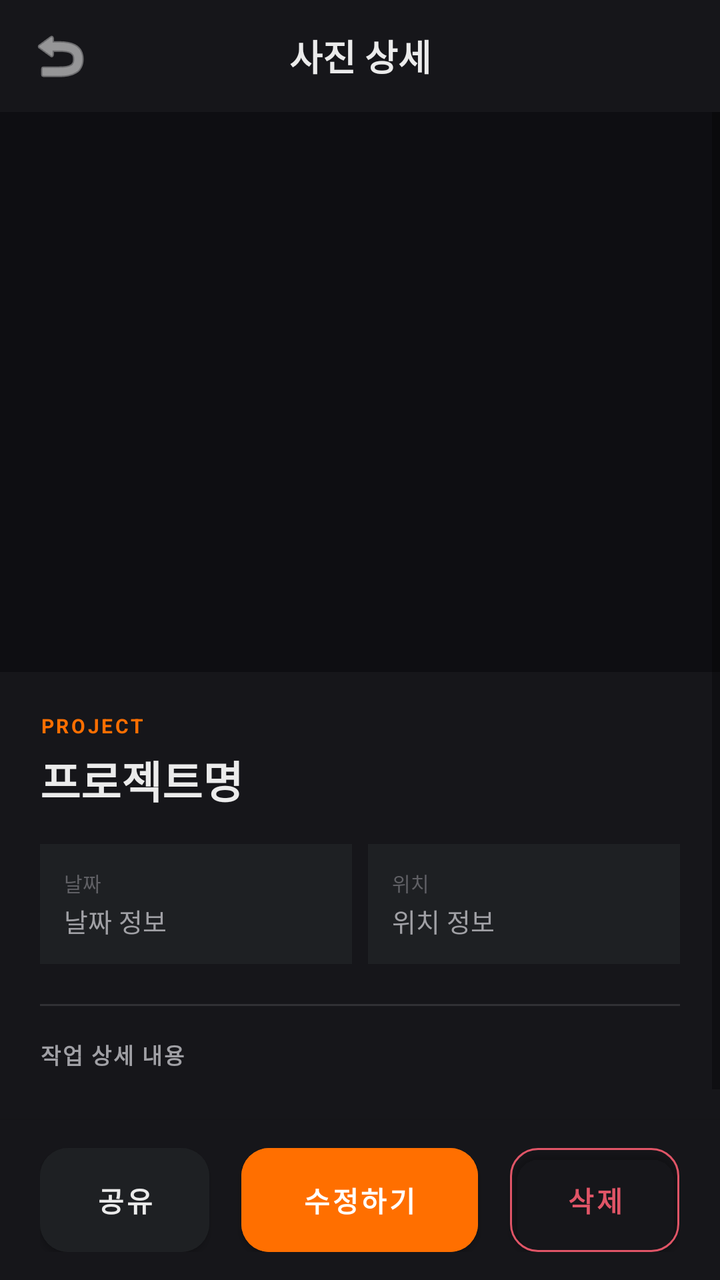
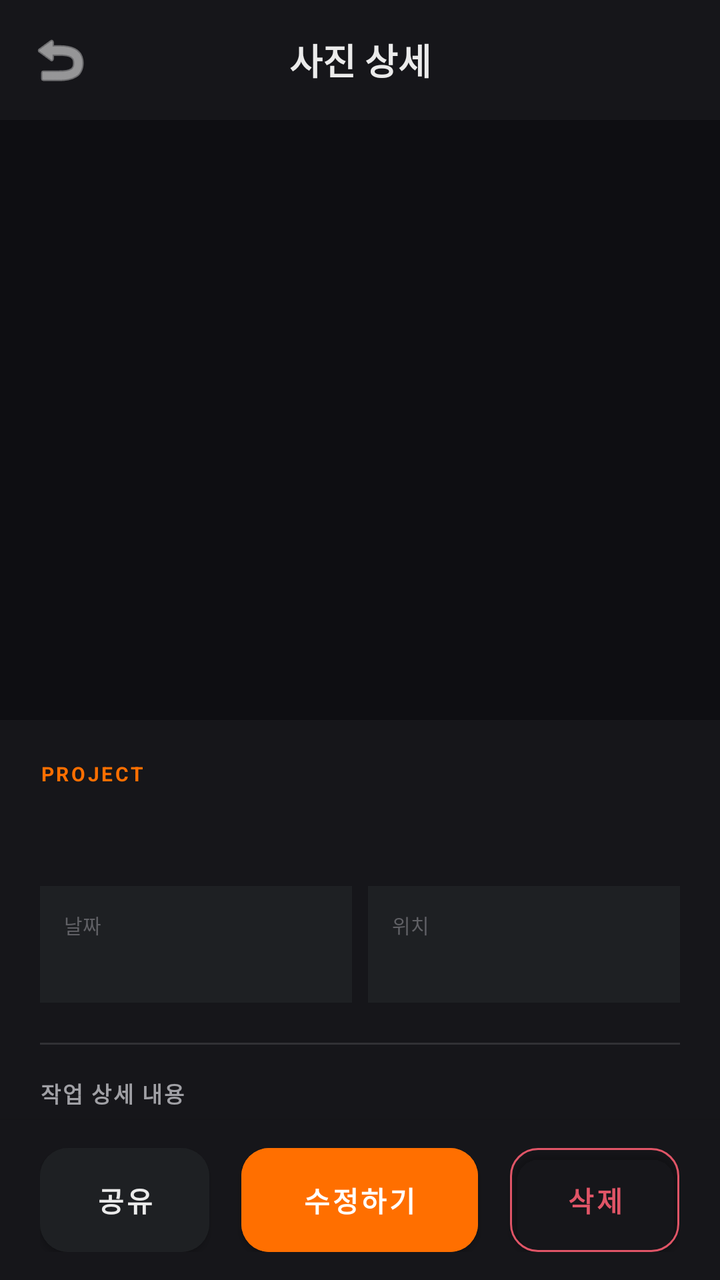

The first picture is an Android layout as it rendered before a commit; the second is the same layout after the commit. The layout source and the unified diff follow.
<!-- AndroidManifest.xml: application theme Theme.Siteboard -->
<!-- res/layout/activity_detail.xml -->
<?xml version="1.0" encoding="utf-8"?>
<androidx.constraintlayout.widget.ConstraintLayout
    xmlns:android="http://schemas.android.com/apk/res/android"
    xmlns:app="http://schemas.android.com/apk/res-auto"
    android:layout_width="match_parent"
    android:layout_height="match_parent"
    android:background="#16161A">

    
    <LinearLayout
        android:id="@+id/layoutHeader"
        android:layout_width="match_parent"
        android:layout_height="56dp"
        android:orientation="horizontal"
        android:gravity="center_vertical"
        android:paddingHorizontal="8dp"
        android:background="#16161A"
        app:layout_constraintTop_toTopOf="parent">

        <ImageButton
            android:id="@+id/btnBack"
            android:layout_width="44dp"
            android:layout_height="44dp"
            android:src="@android:drawable/ic_menu_revert"
            android:background="?attr/selectableItemBackgroundBorderless"
            app:tint="#EBEBEB" />

        <TextView
            android:layout_width="0dp"
            android:layout_height="wrap_content"
            android:layout_weight="1"
            android:text="사진 상세"
            android:textColor="#EBEBEB"
            android:textSize="18sp"
            android:textStyle="bold"
            android:gravity="center" />

        <View android:layout_width="44dp" android:layout_height="44dp" />
    </LinearLayout>

    
    <ScrollView
        android:layout_width="match_parent"
        android:layout_height="0dp"
        android:fillViewport="true"
        app:layout_constraintTop_toBottomOf="@id/layoutHeader"
        app:layout_constraintBottom_toTopOf="@id/layoutBottom">

        <LinearLayout
            android:layout_width="match_parent"
            android:layout_height="wrap_content"
            android:orientation="vertical">

            
            <ImageView
                android:id="@+id/ivDetailImage"
                android:layout_width="match_parent"
                android:layout_height="280dp"
                android:scaleType="centerCrop"
                android:background="#0E0E12" />

            
            <LinearLayout
                android:layout_width="match_parent"
                android:layout_height="wrap_content"
                android:orientation="vertical"
                android:paddingHorizontal="20dp"
                android:paddingTop="20dp"
                android:paddingBottom="12dp">

                
                <TextView
                    android:layout_width="wrap_content"
                    android:layout_height="wrap_content"
                    android:text="PROJECT"
                    android:textSize="10sp"
                    android:textColor="#FF6F00"
                    android:textStyle="bold"
                    android:letterSpacing="0.12"
                    android:layout_marginBottom="4dp" />

                <TextView
                    android:id="@+id/tvDetailTitle"
                    android:layout_width="match_parent"
                    android:layout_height="wrap_content"
                    android:text="프로젝트명"
                    android:textColor="#EBEBEB"
                    android:textSize="22sp"
                    android:textStyle="bold"
                    android:layout_marginBottom="16dp" />

                
                <LinearLayout
                    android:layout_width="match_parent"
                    android:layout_height="wrap_content"
                    android:orientation="horizontal"
                    android:layout_marginBottom="20dp">

                    <LinearLayout
                        android:layout_width="0dp"
                        android:layout_height="wrap_content"
                        android:layout_weight="1"
                        android:orientation="vertical"
                        android:background="#1E2023"
                        android:padding="12dp"
                        android:layout_marginEnd="8dp">
                        <TextView
                            android:layout_width="wrap_content"
                            android:layout_height="wrap_content"
                            android:text="날짜"
                            android:textSize="10sp"
                            android:textColor="#606065" />
                        <TextView
                            android:id="@+id/tvDetailDate"
                            android:layout_width="wrap_content"
                            android:layout_height="wrap_content"
                            android:text="날짜 정보"
                            android:textColor="#A0A0A5"
                            android:textSize="13sp"
                            android:layout_marginTop="2dp" />
                    </LinearLayout>

                    <LinearLayout
                        android:layout_width="0dp"
                        android:layout_height="wrap_content"
                        android:layout_weight="1"
                        android:orientation="vertical"
                        android:background="#1E2023"
                        android:padding="12dp">
                        <TextView
                            android:layout_width="wrap_content"
                            android:layout_height="wrap_content"
                            android:text="위치"
                            android:textSize="10sp"
                            android:textColor="#606065" />
                        <TextView
                            android:id="@+id/tvDetailLocation"
                            android:layout_width="wrap_content"
                            android:layout_height="wrap_content"
                            android:text="위치 정보"
                            android:textColor="#A0A0A5"
                            android:textSize="13sp"
                            android:layout_marginTop="2dp" />
                    </LinearLayout>
                </LinearLayout>

                
                <View
                    android:layout_width="match_parent"
                    android:layout_height="1dp"
                    android:background="#1EFFFFFF"
                    android:layout_marginBottom="16dp" />

                
                <TextView
                    android:layout_width="wrap_content"
                    android:layout_height="wrap_content"
                    android:text="작업 상세 내용"
                    android:textColor="#A0A0A5"
                    android:textSize="11sp"
                    android:textStyle="bold"
                    android:letterSpacing="0.08"
                    android:layout_marginBottom="8dp" />

                <TextView
                    android:id="@+id/tvDetailDesc"
                    android:layout_width="match_parent"
                    android:layout_height="wrap_content"
                    android:textColor="#EBEBEB"
                    android:textSize="15sp"
                    android:lineSpacingExtra="6dp" />
            </LinearLayout>
        </LinearLayout>
    </ScrollView>

    
    <LinearLayout
        android:id="@+id/layoutBottom"
        android:layout_width="match_parent"
        android:layout_height="wrap_content"
        android:orientation="horizontal"
        android:paddingHorizontal="20dp"
        android:paddingVertical="14dp"
        android:background="#16161A"
        android:elevation="8dp"
        app:layout_constraintBottom_toBottomOf="parent">

        <Button
            android:id="@+id/btnShare"
            android:layout_width="0dp"
            android:layout_height="52dp"
            android:layout_weight="1"
            android:text="공유"
            android:textColor="#EBEBEB"
            android:textStyle="bold"
            android:backgroundTint="#1E2023"
            app:cornerRadius="14dp"
            android:layout_marginEnd="8dp"
            android:insetTop="0dp"
            android:insetBottom="0dp" />

        <Button
            android:id="@+id/btnEdit"
            android:layout_width="0dp"
            android:layout_height="52dp"
            android:layout_weight="1.4"
            android:text="수정하기"
            android:textColor="#FFFFFF"
            android:textStyle="bold"
            android:backgroundTint="#FF6F00"
            app:cornerRadius="14dp"
            android:layout_marginHorizontal="8dp"
            android:insetTop="0dp"
            android:insetBottom="0dp" />

        <Button
            android:id="@+id/btnDelete"
            android:layout_width="0dp"
            android:layout_height="52dp"
            android:layout_weight="1"
            android:text="삭제"
            android:textColor="#E05567"
            android:backgroundTint="@android:color/transparent"
            android:textStyle="bold"
            app:strokeColor="#E05567"
            app:strokeWidth="1dp"
            app:cornerRadius="14dp"
            android:layout_marginStart="8dp"
            android:insetTop="0dp"
            android:insetBottom="0dp" />
    </LinearLayout>

</androidx.constraintlayout.widget.ConstraintLayout>
<!-- resources referenced by this layout -->
<resources>
  <style name="Theme.Siteboard" parent="Theme.MaterialComponents.DayNight.NoActionBar">
  
          <item name="colorPrimary">#FF6F00</item>
          <item name="colorPrimaryVariant">#16161A</item>
          <item name="colorOnPrimary">#FFFFFF</item>
  
          <item name="colorSecondary">#FF6F00</item>
          <item name="colorSecondaryVariant">#FF6F00</item>
          <item name="colorOnSecondary">#FFFFFF</item>
  
          <item name="colorError">#E05567</item>
  
          <item name="android:colorBackground">@color/bg_dark</item>
          <item name="colorSurface">@color/surface_dark</item>
  
          <item name="android:statusBarColor">#16161A</item>
          <item name="android:navigationBarColor">#16161A</item>
          <item name="android:windowLightStatusBar" tools:targetApi="m">false</item>
  
          <item name="android:windowSplashScreenBackground" tools:targetApi="s">#16161A</item>
          <item name="android:windowSplashScreenAnimatedIcon" tools:targetApi="s">@android:color/transparent</item>
          <item name="android:windowSplashScreenAnimationDuration" tools:targetApi="s">0</item>
      </style>
  <color name="bg_dark">#16161A</color>
  <color name="surface_dark">#1E2023</color>
</resources>

<!-- the commit's change to res/layout/activity_detail.xml (unified diff, before → after) -->
@@ -10,10 +10,12 @@
     <LinearLayout
         android:id="@+id/layoutHeader"
         android:layout_width="match_parent"
-        android:layout_height="56dp"
+        android:layout_height="wrap_content"
         android:orientation="horizontal"
         android:gravity="center_vertical"
         android:paddingHorizontal="8dp"
+        android:paddingTop="8dp"
+        android:paddingBottom="8dp"
         android:background="#16161A"
         app:layout_constraintTop_toTopOf="parent">
 
@@ -39,7 +41,8 @@
     </LinearLayout>
 
     
-    <ScrollView
+    <androidx.core.widget.NestedScrollView
+        android:id="@+id/scrollAll"
         android:layout_width="match_parent"
         android:layout_height="0dp"
         android:fillViewport="true"
@@ -52,12 +55,18 @@
             android:orientation="vertical">
 
             
-            <ImageView
-                android:id="@+id/ivDetailImage"
+            <FrameLayout
                 android:layout_width="match_parent"
-                android:layout_height="280dp"
-                android:scaleType="centerCrop"
-                android:background="#0E0E12" />
+                android:layout_height="300dp"
+                android:background="#0E0E12"
+                android:clipChildren="true">
+
+                <ImageView
+                    android:id="@+id/ivDetailImage"
+                    android:layout_width="match_parent"
+                    android:layout_height="match_parent"
+                    android:scaleType="matrix" />
+            </FrameLayout>
 
             
             <LinearLayout
@@ -66,9 +75,8 @@
                 android:orientation="vertical"
                 android:paddingHorizontal="20dp"
                 android:paddingTop="20dp"
-                android:paddingBottom="12dp">
-
-                
+                android:paddingBottom="24dp">
+
                 <TextView
                     android:layout_width="wrap_content"
                     android:layout_height="wrap_content"
@@ -83,7 +91,6 @@
                     android:id="@+id/tvDetailTitle"
                     android:layout_width="match_parent"
                     android:layout_height="wrap_content"
-                    android:text="프로젝트명"
                     android:textColor="#EBEBEB"
                     android:textSize="22sp"
                     android:textStyle="bold"
@@ -114,7 +121,6 @@
                             android:id="@+id/tvDetailDate"
                             android:layout_width="wrap_content"
                             android:layout_height="wrap_content"
-                            android:text="날짜 정보"
                             android:textColor="#A0A0A5"
                             android:textSize="13sp"
                             android:layout_marginTop="2dp" />
@@ -137,7 +143,6 @@
                             android:id="@+id/tvDetailLocation"
                             android:layout_width="wrap_content"
                             android:layout_height="wrap_content"
-                            android:text="위치 정보"
                             android:textColor="#A0A0A5"
                             android:textSize="13sp"
                             android:layout_marginTop="2dp" />
@@ -169,9 +174,10 @@
                     android:textColor="#EBEBEB"
                     android:textSize="15sp"
                     android:lineSpacingExtra="6dp" />
+
             </LinearLayout>
         </LinearLayout>
-    </ScrollView>
+    </androidx.core.widget.NestedScrollView>
 
     
     <LinearLayout
